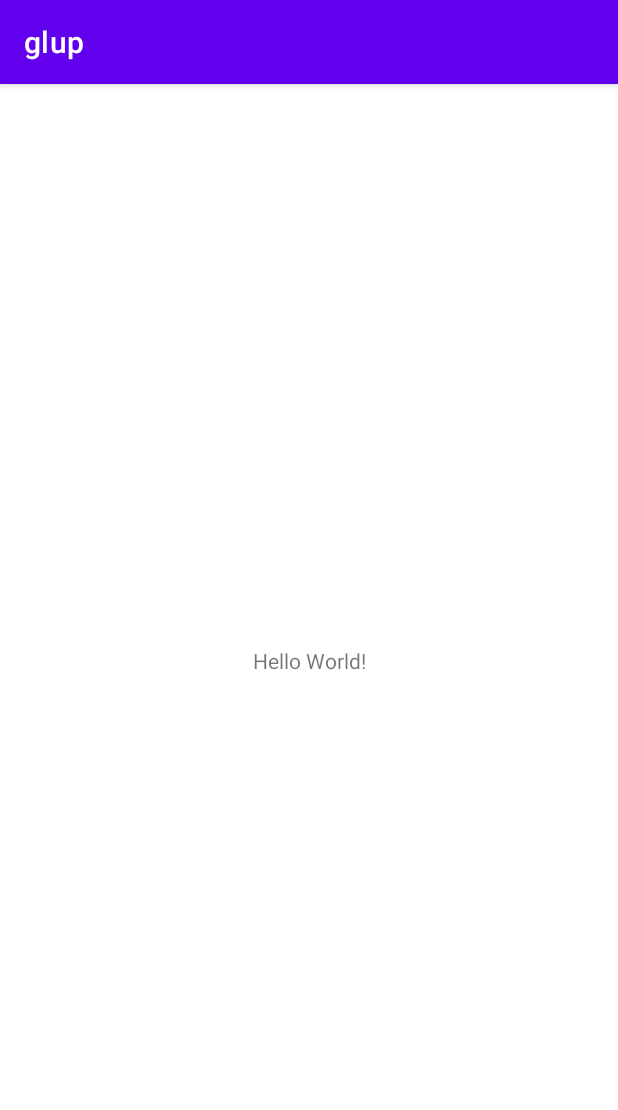
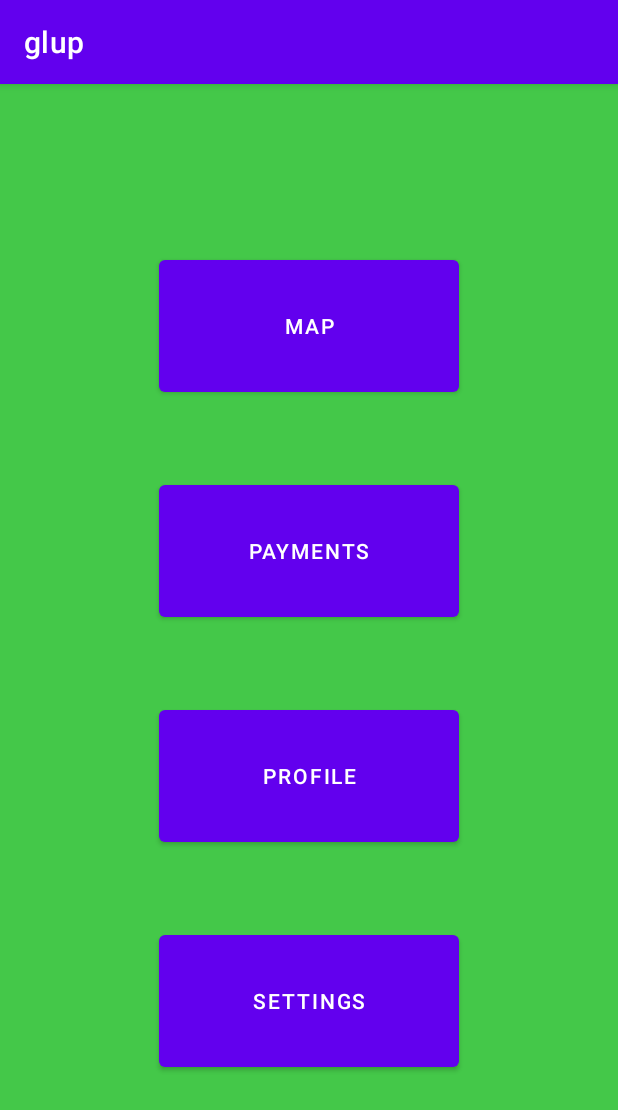
Before and after one commit to RRocha21/Glup, an Android app: the screen it shows after launch (MainActivity), on a phone screen of 412 x 824 dp. Shown: the top 1110 px of the screen. Run offline under Robolectric (Android 15) with nearby library versions, the phone set to English and light mode, and no system bars.

Commit message:
Test1 - just seeing if it works

```diff
--- a/glup/app/src/main/res/layout/activity_main.xml
+++ b/glup/app/src/main/res/layout/activity_main.xml
@@ -2,17 +2,64 @@
 <androidx.constraintlayout.widget.ConstraintLayout xmlns:android="http://schemas.android.com/apk/res/android"
     xmlns:app="http://schemas.android.com/apk/res-auto"
     xmlns:tools="http://schemas.android.com/tools"
+    android:id="@+id/container"
     android:layout_width="match_parent"
     android:layout_height="match_parent"
+    android:background="@color/greenglup"
     tools:context=".MainActivity">
 
-    <TextView
-        android:layout_width="wrap_content"
-        android:layout_height="wrap_content"
-        android:text="Hello World!"
-        app:layout_constraintBottom_toBottomOf="parent"
-        app:layout_constraintLeft_toLeftOf="parent"
-        app:layout_constraintRight_toRightOf="parent"
+    <Button
+        android:id="@+id/button"
+        android:layout_width="200dp"
+        android:layout_height="100dp"
+        android:layout_marginStart="105dp"
+        android:layout_marginTop="150dp"
+        android:layout_marginEnd="106dp"
+        android:layout_marginBottom="50dp"
+        android:text="@string/button_gps"
+        app:layout_constraintBottom_toTopOf="@+id/button1"
+        app:layout_constraintEnd_toEndOf="parent"
+        app:layout_constraintStart_toStartOf="parent"
         app:layout_constraintTop_toTopOf="parent" />
 
+    <Button
+        android:id="@+id/button1"
+        android:layout_width="200dp"
+        android:layout_height="100dp"
+        android:layout_marginStart="105dp"
+        android:layout_marginEnd="106dp"
+        android:text="@string/button_pay"
+        app:layout_constraintBottom_toTopOf="@+id/button2"
+        app:layout_constraintEnd_toEndOf="parent"
+        app:layout_constraintStart_toStartOf="parent"
+        app:layout_constraintTop_toBottomOf="@+id/button" />
+
+    <Button
+        android:id="@+id/button2"
+        android:layout_width="200dp"
+        android:layout_height="100dp"
+        android:layout_marginStart="105dp"
+        android:layout_marginTop="50dp"
+        android:layout_marginEnd="106dp"
+        android:text="@string/button_profile"
+        app:layout_constraintBottom_toTopOf="@+id/button3"
+        app:layout_constraintEnd_toEndOf="parent"
+        app:layout_constraintStart_toStartOf="parent"
+        app:layout_constraintTop_toBottomOf="@+id/button1" />
+
+    <Button
+        android:id="@+id/button3"
+        android:layout_width="200dp"
+        android:layout_height="100dp"
+        android:layout_marginStart="105dp"
+        android:layout_marginTop="50dp"
+        android:layout_marginEnd="106dp"
+        android:layout_marginBottom="146dp"
+        android:text="@string/button_settings"
+        app:layout_constraintBottom_toBottomOf="parent"
+        app:layout_constraintEnd_toEndOf="parent"
+        app:layout_constraintStart_toStartOf="parent"
+        app:layout_constraintTop_toBottomOf="@+id/button2" />
+
+
 </androidx.constraintlayout.widget.ConstraintLayout>
--- a/glup/app/src/main/res/values/colors.xml
+++ b/glup/app/src/main/res/values/colors.xml
@@ -7,4 +7,7 @@
     <color name="teal_700">#FF018786</color>
     <color name="black">#FF000000</color>
     <color name="white">#FFFFFFFF</color>
+    <color name="greenglup">#44C849</color>
+    <color name="yellowglup">#FFEB3B</color>
+
 </resources>
--- a/glup/app/src/main/res/values/strings.xml
+++ b/glup/app/src/main/res/values/strings.xml
@@ -1,3 +1,10 @@
 <resources>
     <string name="app_name">glup</string>
+
+    // Bottons Main Layout
+    <string name="button_gps">Map</string>
+    <string name="button_pay">Payments</string>
+    <string name="button_profile">Profile</string>
+    <string name="button_settings">Settings</string>
+
 </resources>
```
